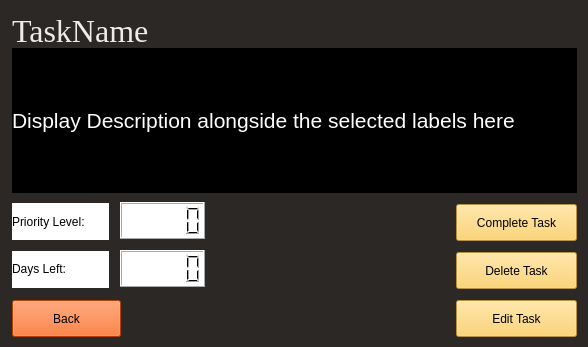
Above: Codebase/GUI/UI Files/TaskDisplay.ui from Mulukulum/Amberia before the change. Below: the same form after it.
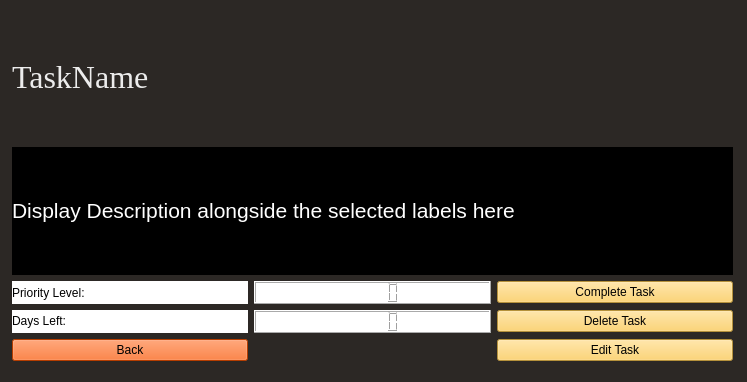
That is the form after the change.

Commit message: Put the UIs in a layout

Diff of the .ui file:
```diff
--- a/Codebase/GUI/UI Files/TaskDisplay.ui
+++ b/Codebase/GUI/UI Files/TaskDisplay.ui
@@ -6,8 +6,8 @@
    <rect>
     <x>0</x>
     <y>0</y>
-    <width>588</width>
-    <height>347</height>
+    <width>747</width>
+    <height>382</height>
    </rect>
   </property>
   <property name="windowTitle">
@@ -16,15 +16,18 @@
   <property name="styleSheet">
    <string notr="true">background : #2c2825;</string>
   </property>
-  <widget class="QLabel" name="TaskName">
+  <widget class="QWidget" name="">
    <property name="geometry">
     <rect>
      <x>12</x>
      <y>12</y>
-     <width>565</width>
-     <height>37</height>
+     <width>721</width>
+     <height>349</height>
     </rect>
    </property>
+   <layout class="QGridLayout" name="gridLayout">
+    <item row="0" column="0" colspan="3">
+     <widget class="QLabel" name="TaskName">
    <property name="font">
     <font>
      <family>Times New Roman</family>
@@ -47,32 +50,36 @@
     <set>Qt::AlignLeading|Qt::AlignLeft|Qt::AlignVCenter</set>
    </property>
   </widget>
-  <widget class="QPushButton" name="TaskDeleteButton">
-   <property name="geometry">
-    <rect>
-     <x>456</x>
-     <y>252</y>
-     <width>121</width>
-     <height>37</height>
-    </rect>
-   </property>
+    </item>
+    <item row="1" column="0" colspan="3">
+     <widget class="QLabel" name="label_3">
+      <property name="styleSheet">
+       <string notr="true">background: rgb(0, 0, 0)</string>
+      </property>
+      <property name="text">
+       <string>&lt;html&gt;&lt;head/&gt;&lt;body&gt;&lt;p&gt;&lt;span style=&quot; font-size:16pt; color:#ffffff;&quot;&gt;Display Description alongside the selected labels here&lt;/span&gt;&lt;/p&gt;&lt;/body&gt;&lt;/html&gt;</string>
+      </property>
+     </widget>
+    </item>
+    <item row="2" column="0">
+     <widget class="QLabel" name="label">
    <property name="styleSheet">
-    <string notr="true">background: #fdcb52;
-</string>
+       <string notr="true">background: rgb(255, 255, 255)</string>
    </property>
    <property name="text">
-    <string>Delete Task</string>
-   </property>
-  </widget>
+       <string>Priority Level:</string>
+      </property>
+     </widget>
+    </item>
+    <item row="2" column="1">
+     <widget class="QLCDNumber" name="lcdNumber">
+      <property name="styleSheet">
+       <string notr="true">background: rgb(255, 255, 255)</string>
+      </property>
+     </widget>
+    </item>
+    <item row="2" column="2">
   <widget class="QPushButton" name="TaskCompleteButton">
-   <property name="geometry">
-    <rect>
-     <x>456</x>
-     <y>204</y>
-     <width>121</width>
-     <height>37</height>
-    </rect>
-   </property>
    <property name="styleSheet">
     <string notr="true">background: #fdcb52;
 </string>
@@ -81,31 +88,37 @@
     <string>Complete Task</string>
    </property>
   </widget>
-  <widget class="QPushButton" name="TaskEditButton">
-   <property name="geometry">
-    <rect>
-     <x>456</x>
-     <y>300</y>
-     <width>121</width>
-     <height>37</height>
-    </rect>
-   </property>
+    </item>
+    <item row="3" column="0">
+     <widget class="QLabel" name="label_2">
+      <property name="styleSheet">
+       <string notr="true">background: rgb(255, 255, 255)</string>
+      </property>
+      <property name="text">
+       <string>&lt;html&gt;&lt;head/&gt;&lt;body&gt;&lt;p&gt;Days Left:&lt;/p&gt;&lt;/body&gt;&lt;/html&gt;</string>
+      </property>
+     </widget>
+    </item>
+    <item row="3" column="1">
+     <widget class="QLCDNumber" name="lcdNumber_2">
    <property name="styleSheet">
-    <string notr="true">background: #fdcb52;</string>
-   </property>
+       <string notr="true">background: rgb(255, 255, 255)</string>
+      </property>
+     </widget>
+    </item>
+    <item row="3" column="2">
+     <widget class="QPushButton" name="TaskDeleteButton">
+      <property name="styleSheet">
+       <string notr="true">background: #fdcb52;
+</string>
+      </property>
    <property name="text">
-    <string>Edit Task</string>
-   </property>
-  </widget>
+       <string>Delete Task</string>
+      </property>
+     </widget>
+    </item>
+    <item row="4" column="0">
   <widget class="QPushButton" name="BackButton">
-   <property name="geometry">
-    <rect>
-     <x>12</x>
-     <y>300</y>
-     <width>109</width>
-     <height>37</height>
-    </rect>
-   </property>
    <property name="styleSheet">
     <string notr="true">background: rgb(255, 85, 0)</string>
    </property>
@@ -113,79 +126,18 @@
     <string>Back</string>
    </property>
   </widget>
-  <widget class="QLCDNumber" name="lcdNumber">
-   <property name="geometry">
-    <rect>
-     <x>120</x>
-     <y>202</y>
-     <width>85</width>
-     <height>37</height>
-    </rect>
-   </property>
+    </item>
+    <item row="4" column="2">
+     <widget class="QPushButton" name="TaskEditButton">
    <property name="styleSheet">
-    <string notr="true">background: rgb(255, 255, 255)</string>
-   </property>
-  </widget>
-  <widget class="QLabel" name="label">
-   <property name="geometry">
-    <rect>
-     <x>12</x>
-     <y>203</y>
-     <width>97</width>
-     <height>37</height>
-    </rect>
-   </property>
-   <property name="styleSheet">
-    <string notr="true">background: rgb(255, 255, 255)</string>
-   </property>
+       <string notr="true">background: #fdcb52;</string>
+      </property>
    <property name="text">
-    <string>Priority Level:</string>
-   </property>
-  </widget>
-  <widget class="QLCDNumber" name="lcdNumber_2">
-   <property name="geometry">
-    <rect>
-     <x>120</x>
-     <y>250</y>
-     <width>85</width>
-     <height>37</height>
-    </rect>
-   </property>
-   <property name="styleSheet">
-    <string notr="true">background: rgb(255, 255, 255)</string>
-   </property>
-  </widget>
-  <widget class="QLabel" name="label_2">
-   <property name="geometry">
-    <rect>
-     <x>12</x>
-     <y>251</y>
-     <width>97</width>
-     <height>37</height>
-    </rect>
-   </property>
-   <property name="styleSheet">
-    <string notr="true">background: rgb(255, 255, 255)</string>
-   </property>
-   <property name="text">
-    <string>&lt;html&gt;&lt;head/&gt;&lt;body&gt;&lt;p&gt;Days Left:&lt;/p&gt;&lt;/body&gt;&lt;/html&gt;</string>
-   </property>
-  </widget>
-  <widget class="QLabel" name="label_3">
-   <property name="geometry">
-    <rect>
-     <x>12</x>
-     <y>48</y>
-     <width>565</width>
-     <height>145</height>
-    </rect>
-   </property>
-   <property name="styleSheet">
-    <string notr="true">background: rgb(0, 0, 0)</string>
-   </property>
-   <property name="text">
-    <string>&lt;html&gt;&lt;head/&gt;&lt;body&gt;&lt;p&gt;&lt;span style=&quot; font-size:16pt; color:#ffffff;&quot;&gt;Display Description alongside the selected labels here&lt;/span&gt;&lt;/p&gt;&lt;/body&gt;&lt;/html&gt;</string>
-   </property>
+       <string>Edit Task</string>
+      </property>
+     </widget>
+    </item>
+   </layout>
   </widget>
  </widget>
  <resources/>
```
Lines whose indentation alone changed are shown as unchanged. The commit also changes 2 other files.
